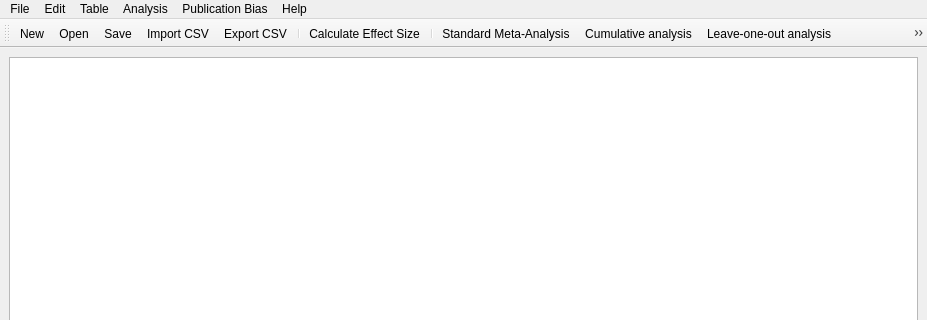
Above: main_window.ui from gdietz/OpenMEE before the change; both pictures show x 0 to 927 and y 0 to 320 of the 927 by 622 pixel window. Below: the same form after it.
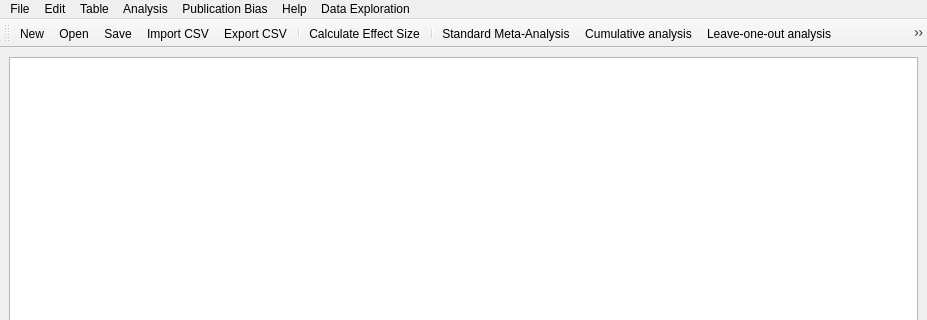
That is the form after the change. Icons and pictures are not drawn.

The edit to the form file:
```diff
--- a/main_window.ui
+++ b/main_window.ui
@@ -125,12 +125,20 @@
     <addaction name="actionFail_Safe_N"/>
     <addaction name="actionFunnel_Plot"/>
    </widget>
+   <widget class="QMenu" name="menuData_Exploration">
+    <property name="title">
+     <string>Data Exploration</string>
+    </property>
+    <addaction name="actionScatterplot"/>
+    <addaction name="actionHistogram"/>
+   </widget>
    <addaction name="menuFile"/>
    <addaction name="menuEdit"/>
    <addaction name="menuTable"/>
    <addaction name="menuAnalysis"/>
    <addaction name="menuPublication_Bias"/>
    <addaction name="menuAbout"/>
+   <addaction name="menuData_Exploration"/>
   </widget>
   <widget class="QStatusBar" name="statusbar"/>
   <widget class="QToolBar" name="toolBar">
```
Left out of the diff: 10 changed lines with no effect on the pictures.
